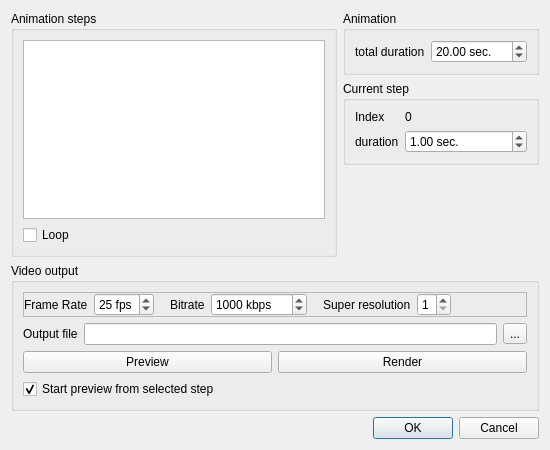
CloudCompare/CloudCompare, file plugins/qAnimation/animationDlg.ui: the form before one commit.
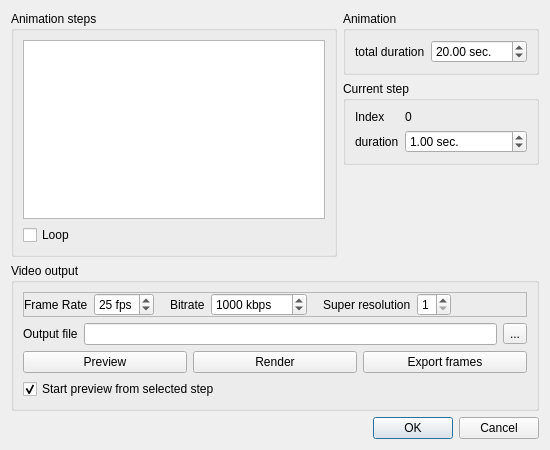
The form after the commit. Icons and pictures are not drawn.

Commit message: Animation plugin: new 'Export frames' button to generate individual frames instead of an animation

```diff
--- a/plugins/qAnimation/animationDlg.ui
+++ b/plugins/qAnimation/animationDlg.ui
@@ -342,6 +342,16 @@
           </property>
          </widget>
         </item>
+        <item>
+         <widget class="QPushButton" name="exportFramesPushButton">
+          <property name="toolTip">
+           <string>Export frames as individual images</string>
+          </property>
+          <property name="text">
+           <string>Export frames</string>
+          </property>
+         </widget>
+        </item>
        </layout>
       </item>
       <item>
```
Left out of the diff: 17 changed lines with no effect on the pictures. The commit also changes 3 other files.
